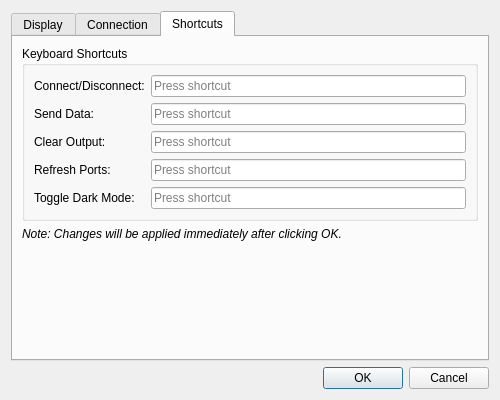
Above: forms/settingsdialog.ui from Initdd/SerialFlow before the change. Below: the same form after it.
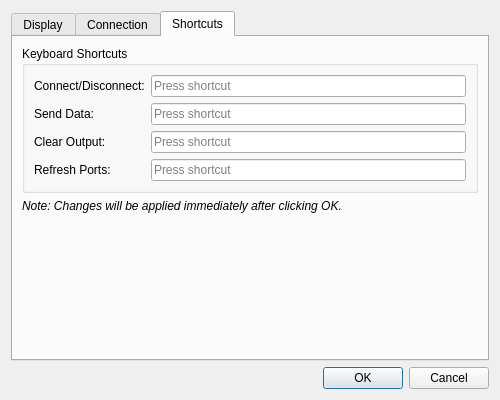
That is the form after the change. The open tabs and pages were chosen to show the change.

Commit message: refactor: remove dark mode functionality and fix readme

```diff
--- a/forms/settingsdialog.ui
+++ b/forms/settingsdialog.ui
@@ -251,16 +251,6 @@
           <item row="3" column="1">
            <widget class="QKeySequenceEdit" name="refreshEdit"/>
           </item>
-          <item row="4" column="0">
-           <widget class="QLabel" name="themeShortcutLabel">
-            <property name="text">
-             <string>Toggle Dark Mode:</string>
-            </property>
-           </widget>
-          </item>
-          <item row="4" column="1">
-           <widget class="QKeySequenceEdit" name="themeEdit"/>
-          </item>
          </layout>
         </widget>
        </item>
```
The commit also changes 5 other files.
